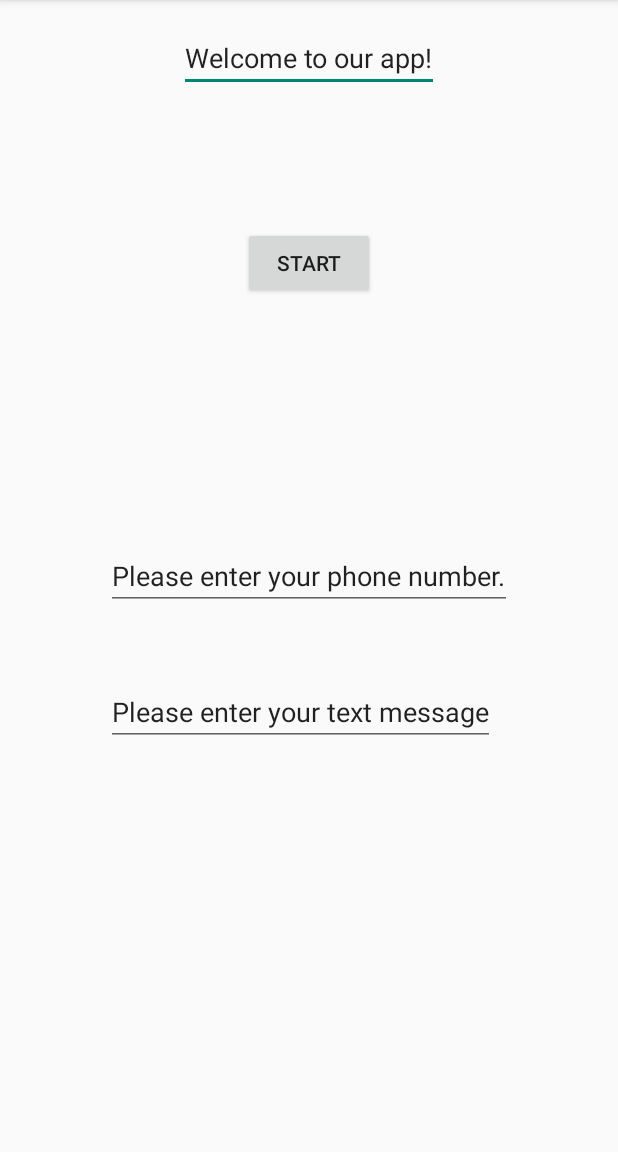
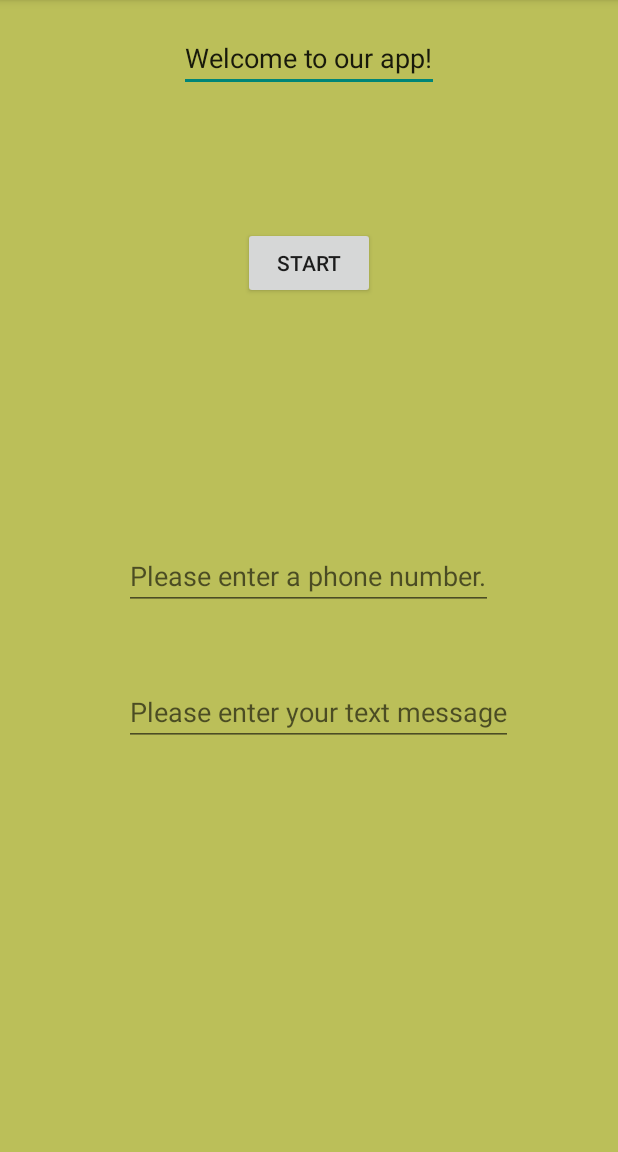
Before and after one commit to tristangaebler/TextingApp, an Android app: the screen it shows after launch (TextingActivity), after a tap on "START", on a phone screen of 412 x 824 dp, the part 84-1236 px from its top. Run offline under Robolectric (Android 15) with nearby library versions, the phone set to English and light mode, and no system bars.

Commit message:
Added the permissions and, more importantly it changes colors!

```diff
--- a/app/src/main/AndroidManifest.xml
+++ b/app/src/main/AndroidManifest.xml
@@ -1,7 +1,8 @@
 <?xml version="1.0" encoding="utf-8"?>
 <manifest xmlns:android="http://schemas.android.com/apk/res/android"
     package="ctect.textingapp" >
-    <uses-permission android:name="android.permission.SEND_SMS"/>
+    <uses-permission android:name="android.permission.SEND_SMS"
+                    android:protectionLevel="dangerous"/>
     <application
         android:allowBackup="true"
         android:icon="@mipmap/ic_launcher"
--- a/app/src/main/java/ctect/textingapp/TextingActivity.java
+++ b/app/src/main/java/ctect/textingapp/TextingActivity.java
@@ -6,6 +6,7 @@ import android.view.Menu;
 import android.view.MenuItem;
 import android.widget.Button;
 import android.widget.EditText;
+import android.widget.RelativeLayout;
 import android.widget.TextView;
 import android.view.View;
 import android.graphics.Color;
@@ -19,6 +20,7 @@ public class TextingActivity extends AppCompatActivity {
     private TextView titleBox;
     private EditText phoneNumber;
     private EditText TextMessage;
+    private RelativeLayout backgroundLayout;
 
     @Override
     protected void onCreate(Bundle savedInstanceState) {
@@ -30,6 +32,7 @@ public class TextingActivity extends AppCompatActivity {
         titleBox = (TextView) findViewById(R.id.titleBox);
         phoneNumber = (EditText) findViewById(R.id.phoneNumber);
         TextMessage = (EditText) findViewById(R.id.TextMessage);
+        backgroundLayout = (RelativeLayout) findViewById(R.id.backgroundLayout);
 
         setUpListeners();
     }
@@ -66,7 +69,7 @@ public class TextingActivity extends AppCompatActivity {
         greenColor = (int) (Math.random() * 256);
         blueColor = (int) (Math.random() * 256);
 
-        //backgroundLayout.setBackgroundColor(Color.rgb(redColor, greenColor, blueColor));
+        backgroundLayout.setBackgroundColor(Color.rgb(redColor, greenColor, blueColor));
 
     }
 
@@ -93,6 +96,7 @@ public class TextingActivity extends AppCompatActivity {
         startButton.setOnClickListener(new View.OnClickListener() {
             public void onClick(View buttonView){
                 sendSMSMessage();
+                changeBackgroundColor();
             }
         });
     }
--- a/app/src/main/res/layout/activity_texting.xml
+++ b/app/src/main/res/layout/activity_texting.xml
@@ -3,7 +3,8 @@
     android:layout_height="match_parent" android:paddingLeft="@dimen/activity_horizontal_margin"
     android:paddingRight="@dimen/activity_horizontal_margin"
     android:paddingTop="@dimen/activity_vertical_margin"
-    android:paddingBottom="@dimen/activity_vertical_margin" tools:context=".TextingActivity">
+    android:paddingBottom="@dimen/activity_vertical_margin" tools:context=".TextingActivity"
+    android:id="@+id/backgroundLayout">
 
     <EditText
         android:layout_width="wrap_content"
@@ -25,9 +26,9 @@
         android:layout_width="wrap_content"
         android:layout_height="wrap_content"
         android:id="@+id/phoneNumber"
-        android:text="@string/PhoneNumber"
         android:layout_centerVertical="true"
-        android:layout_centerHorizontal="true" />
+        android:layout_centerHorizontal="true"
+        android:hint="@string/PhoneNumber" />
 
     <EditText
         android:layout_width="wrap_content"
@@ -37,6 +38,6 @@
         android:layout_alignLeft="@+id/phoneNumber"
         android:layout_alignStart="@+id/phoneNumber"
         android:layout_marginTop="45dp"
-        android:text="@string/TextMessage" />
+        android:hint="@string/TextMessage" />
 
 </RelativeLayout>
--- a/app/src/main/res/values/strings.xml
+++ b/app/src/main/res/values/strings.xml
@@ -3,6 +3,6 @@
     <string name="action_settings">Settings</string>
     <string name="TextingBox">Welcome to our app!</string>
     <string name="StartButton">Start</string>
-    <string name="PhoneNumber">Please enter your phone number.</string>
+    <string name="PhoneNumber">Please enter a phone number.</string>
     <string name="TextMessage">Please enter your text message</string>
 </resources>
```
